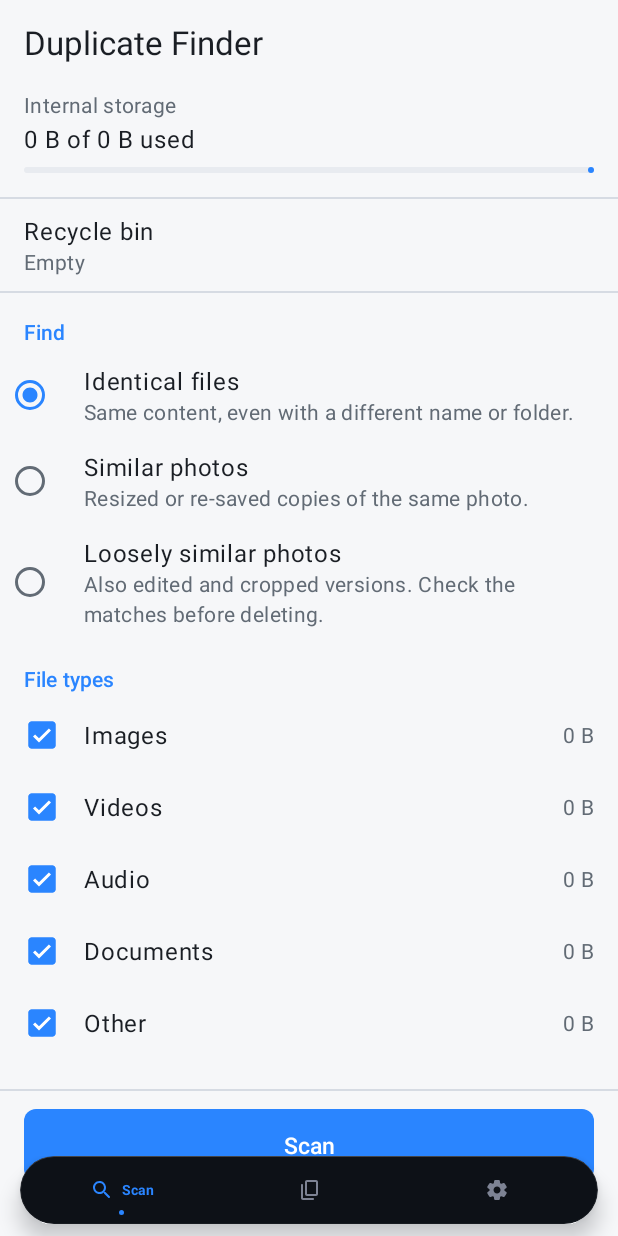
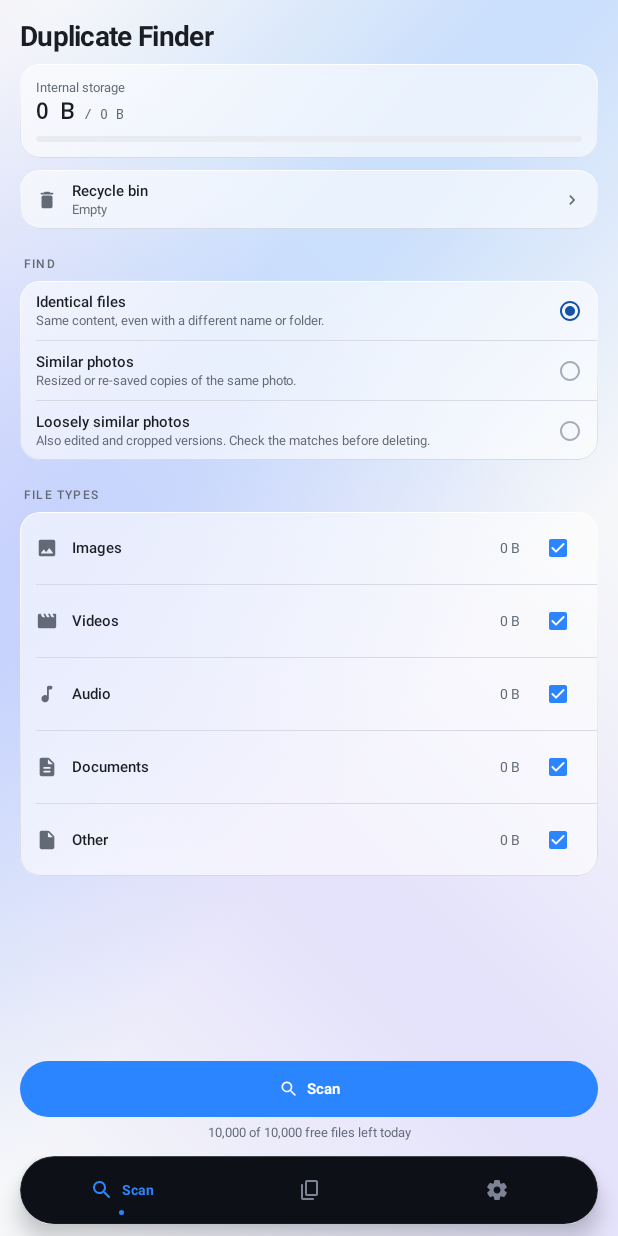
Before and after one commit to madhavraj840/Duplicate-file-finder-app-code, an Android app built with Jetpack Compose: the screen it shows after launch (MainActivity), on a phone screen of 412 x 824 dp. Run offline under Robolectric (Android 15) with nearby library versions, the phone set to English and light mode, and no system bars; 2 statements that could not run were skipped.

Commit message:
feat(ui): Home in Compose
Co-Authored-By: Claude Opus 5.5 <noreply@anthropic.com>

```diff
--- a/app/src/main/java/com/bunkwise/duplicatefilefinder/presentation/common/CategoryUi.kt
+++ b/app/src/main/java/com/bunkwise/duplicatefilefinder/presentation/common/CategoryUi.kt
@@ -4,6 +4,8 @@ import androidx.annotation.DrawableRes
 import androidx.annotation.StringRes
 import com.bunkwise.duplicatefilefinder.R
 import com.bunkwise.duplicatefilefinder.core.domain.model.FileCategory
+import com.bunkwise.duplicatefilefinder.ui.icons.AppIcons
+import androidx.compose.ui.graphics.vector.ImageVector
 
 /** Central mapping of file type -> icon/label so every screen names types the same way. */
 object CategoryUi {
@@ -16,6 +18,15 @@ object CategoryUi {
         FileCategory.AUDIO -> R.drawable.ic_audio
         FileCategory.DOCUMENTS, FileCategory.ALL -> R.drawable.ic_doc
         FileCategory.OTHER -> R.drawable.ic_other
+    }
+
+    /** The Compose icon for a type (same mapping as [icon]). */
+    fun vector(category: FileCategory): ImageVector = when (category) {
+        FileCategory.IMAGES -> AppIcons.Image
+        FileCategory.VIDEOS -> AppIcons.Video
+        FileCategory.AUDIO -> AppIcons.Audio
+        FileCategory.DOCUMENTS, FileCategory.ALL -> AppIcons.Document
+        FileCategory.OTHER -> AppIcons.OtherFile
     }
 
     @StringRes
--- a/app/src/main/java/com/bunkwise/duplicatefilefinder/presentation/home/HomeFragment.kt
+++ b/app/src/main/java/com/bunkwise/duplicatefilefinder/presentation/home/HomeFragment.kt
@@ -7,17 +7,17 @@ import android.net.Uri
 import android.os.Build
 import android.os.Bundle
 import android.provider.Settings
-import android.text.format.DateUtils
 import android.view.LayoutInflater
 import android.view.View
 import android.view.ViewGroup
-import android.widget.CheckBox
-import android.widget.RadioButton
 import android.widget.Toast
 import androidx.activity.result.contract.ActivityResultContracts
-import androidx.core.content.ContextCompat
-import androidx.core.view.isVisible
+import androidx.compose.runtime.getValue
+import androidx.compose.runtime.mutableStateOf
+import androidx.compose.runtime.setValue
 import androidx.fragment.app.Fragment
+import androidx.lifecycle.compose.collectAsStateWithLifecycle
+import com.bunkwise.duplicatefilefinder.ui.composeScreen
 import androidx.fragment.app.viewModels
 import androidx.lifecycle.Lifecycle
 import androidx.lifecycle.lifecycleScope
@@ -28,33 +28,17 @@ import com.bunkwise.duplicatefilefinder.R
 import com.bunkwise.duplicatefilefinder.appContainer
 import com.bunkwise.duplicatefilefinder.core.common.Formatters
 import com.bunkwise.duplicatefilefinder.core.domain.model.FileCategory
-import com.bunkwise.duplicatefilefinder.core.domain.model.ScanMode
-import com.bunkwise.duplicatefilefinder.databinding.FragmentHomeBinding
-import com.bunkwise.duplicatefilefinder.databinding.ItemCheckRowBinding
-import com.bunkwise.duplicatefilefinder.databinding.ItemRadioRowBinding
-import com.bunkwise.duplicatefilefinder.presentation.common.CategoryUi
 import com.bunkwise.duplicatefilefinder.presentation.common.Permissions
-import com.bunkwise.duplicatefilefinder.presentation.common.announceAsCheckable
 import com.bunkwise.duplicatefilefinder.service.ScanForegroundService
 import com.google.android.material.dialog.MaterialAlertDialogBuilder
 import kotlinx.coroutines.launch
 
 class HomeFragment : Fragment() {
 
-    private var _binding: FragmentHomeBinding? = null
-    private val binding get() = _binding!!
-
     private val viewModel: HomeViewModel by viewModels { requireContext().appContainer.viewModelFactory }
 
-    private val modeRows = mutableMapOf<ScanMode, ItemRadioRowBinding>()
-    private val typeRows = mutableMapOf<FileCategory, ItemCheckRowBinding>()
-
-    /** VERY_SIMILAR stays in the engine (old saved results use it) but isn't offered. */
-    private val modes = listOf(
-        Triple(ScanMode.EXACT, R.string.mode_exact, R.string.mode_exact_desc),
-        Triple(ScanMode.SIMILAR, R.string.mode_similar, R.string.mode_similar_desc),
-        Triple(ScanMode.DEEP, R.string.mode_deep, R.string.mode_deep_desc)
-    )
+    /** "Don't ask again" was hit: the grant button opens app settings instead. */
+    private var accessDenied by mutableStateOf(false)
 
     private val storagePermLauncher =
         registerForActivityResult(ActivityResultContracts.RequestMultiplePermissions()) { result ->
@@ -73,25 +57,27 @@ class HomeFragment : Fragment() {
             viewModel.pendingScan = null
         }
 
-    override fun onCreateView(inflater: LayoutInflater, container: ViewGroup?, savedInstanceState: Bundle?): View {
-        _binding = FragmentHomeBinding.inflate(inflater, container, false)
-        return binding.root
-    }
+    override fun onCreateView(inflater: LayoutInflater, container: ViewGroup?, savedInstanceState: Bundle?): View =
+        composeScreen {
+            val state by viewModel.state.collectAsStateWithLifecycle()
+            HomeScreen(
+                state = state,
+                accessDenied = accessDenied,
+                onGrant = viewModel::onGrantAccess,
+                onMode = viewModel::onModeSelected,
+                onType = { type, checked -> viewModel.onTypeToggled(type, checked) },
+                onScan = viewModel::onStartScan,
+                onOpenRunning = ::openScanScreen,
+                onOpenResults = { (activity as? MainActivity)?.selectTab(R.id.cleanupFragment) },
+                onOpenBin = { findNavController().navigate(R.id.recycleBinFragment) },
+                onPremium = { findNavController().navigate(R.id.premiumFragment) },
+            )
+        }
 
     override fun onViewCreated(view: View, savedInstanceState: Bundle?) {
-        buildModeRows()
-        buildTypeRows()
-
-        binding.startScanButton.setOnClickListener { viewModel.onStartScan() }
-        binding.grantButton.setOnClickListener { viewModel.onGrantAccess() }
-        binding.runningRow.setOnClickListener { openScanScreen() }
-        binding.lastScanRow.setOnClickListener { (activity as? MainActivity)?.selectTab(R.id.cleanupFragment) }
-        binding.binRow.setOnClickListener { findNavController().navigate(R.id.recycleBinFragment) }
-
         viewLifecycleOwner.lifecycleScope.launch {
             viewLifecycleOwner.repeatOnLifecycle(Lifecycle.State.STARTED) {
-                launch { viewModel.state.collect(::render) }
-                launch { viewModel.events.collect(::handleEvent) }
+                viewModel.events.collect(::handleEvent)
             }
         }
     }
@@ -100,87 +86,6 @@ class HomeFragment : Fragment() {
         super.onResume()
         viewModel.refresh() // permission may have changed in system settings
         renderAccessDenied()
-    }
-
-    private fun buildModeRows() {
-        for ((mode, title, desc) in modes) {
-            val row = ItemRadioRowBinding.inflate(layoutInflater, binding.modeContainer, false)
-            row.title.setText(title)
-            row.desc.setText(desc)
-            row.root.setOnClickListener { viewModel.onModeSelected(mode) }
-            binding.modeContainer.addView(row.root)
-            modeRows[mode] = row
-        }
-    }
-
-    private fun buildTypeRows() {
-        for (type in HomeViewModel.SCAN_TYPES) {
-            val row = ItemCheckRowBinding.inflate(layoutInflater, binding.typeContainer, false)
-            row.title.setText(CategoryUi.label(type))
-            row.root.setOnClickListener { viewModel.onTypeToggled(type, !row.check.isChecked) }
-            binding.typeContainer.addView(row.root)
-            typeRows[type] = row
-        }
-    }
-
-    private fun render(state: HomeViewModel.HomeState) {
-        state.storage?.let { s ->
-            binding.storageUsage.text = getString(R.string.storage_used, Formatters.bytes(s.usedBytes), Formatters.bytes(s.totalBytes))
-            binding.storageBar.progress = s.usedPercent
-            // Warning color only when space is actually tight.
-            binding.storageBar.setIndicatorColor(
-                ContextCompat.getColor(requireContext(), if (s.usedPercent >= 90) R.color.warning else R.color.primary)
-            )
-        }
-
-        binding.accessBlock.isVisible = !state.hasPermission
-        binding.optionsBlock.isVisible = state.hasPermission
-        binding.bottomBar.isVisible = state.hasPermission
-        binding.bottomDivider.isVisible = state.hasPermission
-
-        val running = state.runningPercent
-        binding.runningRow.isVisible = running != null
-        if (running != null) binding.runningText.text = getString(R.string.scan_running, running)
-
-        val result = state.lastResult
-        binding.lastScanRow.isVisible = result != null && running == null
-        if (result != null) {
-            val ago = DateUtils.getRelativeTimeSpanString(
-                result.finishedAtMs, System.currentTimeMillis(), DateUtils.MINUTE_IN_MILLIS
-            ).toString()
-            binding.lastScanText.text = if (result.groupCount == 0) getString(R.string.last_scan_clean, ago)
-            else getString(
-                R.string.last_scan_summary,
-                Formatters.bytes(result.wastedBytes), Formatters.count(result.groupCount), ago
-            )
-        }
-
-        binding.binText.text = if (state.bin.isEmpty()) getString(R.string.bin_row_empty)
-        else resources.getQuantityString(
-            R.plurals.bin_row_summary, state.bin.size, state.bin.size, Formatters.bytes(state.bin.sumOf { it.sizeBytes })
-        )
-
-        for ((mode, row) in modeRows) {
-            val checked = mode == state.selectedMode
-            row.radio.isChecked = checked
-            row.root.announceAsCheckable(RadioButton::class.java.name, checked)
-        }
-        for ((type, row) in typeRows) {
-            val checked = type in state.selectedTypes
-            row.check.isChecked = checked
-            row.root.announceAsCheckable(CheckBox::class.java.name, checked)
-            row.value.text = state.sizeByCategory[type]?.let(Formatters::bytes) ?: ""
-        }
-
-        val canScan = state.selectedTypes.isNotEmpty() && running == null
-        binding.startScanButton.isEnabled = canScan
-        val q = state.quota
-        binding.quotaCaption.isVisible = state.selectedTypes.isEmpty() || (q != null && !q.isPremium)
-        binding.quotaCaption.text = when {
-            state.selectedTypes.isEmpty() -> getString(R.string.types_none)
-            q != null -> getString(R.string.quota_left, Formatters.count(q.remaining), Formatters.count(q.limit + q.bonus))
-            else -> ""
-        }
     }
 
     private fun handleEvent(event: HomeViewModel.HomeEvent) {
@@ -239,9 +144,7 @@ class HomeFragment : Fragment() {
             Permissions.storagePermissions().none { shouldShowRequestPermissionRationale(it) }
 
     private fun renderAccessDenied() {
-        val denied = permanentlyDenied()
-        binding.accessDenied.isVisible = denied
-        binding.grantButton.setText(if (denied) R.string.open_settings else R.string.access_allow)
+        accessDenied = permanentlyDenied()
     }
 
     private fun requestStorageAccess() {
@@ -311,13 +214,6 @@ class HomeFragment : Fragment() {
         )
     }
 
-    override fun onDestroyView() {
-        _binding = null
-        modeRows.clear()
-        typeRows.clear()
-        super.onDestroyView()
-    }
-
     private companion object {
         const val PREFS = "ui_prefs"
         const val KEY_ASKED = "storage_permission_asked"
--- /dev/null
+++ b/app/src/main/java/com/bunkwise/duplicatefilefinder/presentation/home/HomeScreen.kt
@@ -0,0 +1,242 @@
+package com.bunkwise.duplicatefilefinder.presentation.home
+
+import android.text.format.DateUtils
+import androidx.compose.foundation.background
+import androidx.compose.foundation.layout.Arrangement
+import androidx.compose.foundation.layout.Box
+import androidx.compose.foundation.layout.Column
+import androidx.compose.foundation.layout.Row
+import androidx.compose.foundation.layout.Spacer
+import androidx.compose.foundation.layout.fillMaxSize
+import androidx.compose.foundation.layout.fillMaxWidth
+import androidx.compose.foundation.layout.height
+import androidx.compose.foundation.layout.padding
+import androidx.compose.foundation.rememberScrollState
+import androidx.compose.foundation.verticalScroll
+import androidx.compose.material3.Icon
+import androidx.compose.material3.LinearProgressIndicator
+import androidx.compose.material3.MaterialTheme
+import androidx.compose.material3.Text
+import androidx.compose.runtime.Composable
+import androidx.compose.ui.Alignment
+import androidx.compose.ui.Modifier
+import androidx.compose.ui.draw.clip
+import androidx.compose.ui.res.pluralStringResource
+import androidx.compose.ui.res.stringResource
+import androidx.compose.ui.semantics.Role
+import androidx.compose.ui.text.font.FontWeight
+import androidx.compose.ui.unit.dp
+import com.bunkwise.duplicatefilefinder.R
+import com.bunkwise.duplicatefilefinder.core.common.Formatters
+import com.bunkwise.duplicatefilefinder.core.domain.model.FileCategory
+import com.bunkwise.duplicatefilefinder.core.domain.model.ScanMode
+import com.bunkwise.duplicatefilefinder.presentation.common.CategoryUi
+import com.bunkwise.duplicatefilefinder.ui.AppCard
+import com.bunkwise.duplicatefilefinder.ui.BottomNavClearance
+import com.bunkwise.duplicatefilefinder.ui.Df
+import com.bunkwise.duplicatefilefinder.ui.DfCheckbox
+import com.bunkwise.duplicatefilefinder.ui.InfoNote
+import com.bunkwise.duplicatefilefinder.ui.ListRow
+import com.bunkwise.duplicatefilefinder.ui.Mono
+import com.bunkwise.duplicatefilefinder.ui.PrimaryButton
+import com.bunkwise.duplicatefilefinder.ui.ProHeaderBadge
+import com.bunkwise.duplicatefilefinder.ui.Radius
+import com.bunkwise.duplicatefilefinder.ui.RowCard
+import com.bunkwise.duplicatefilefinder.ui.RowDivider
+import com.bunkwise.duplicatefilefinder.ui.ScreenHeader
+import com.bunkwise.duplicatefilefinder.ui.SectionLabel
+import com.bunkwise.duplicatefilefinder.ui.SelectableRow
+import com.bunkwise.duplicatefilefinder.ui.Spacing
+import com.bunkwise.duplicatefilefinder.ui.TonalButton
+import com.bunkwise.duplicatefilefinder.ui.glassBackdrop
+import com.bunkwise.duplicatefilefinder.ui.icons.AppIcons
+
+/** VERY_SIMILAR stays in the engine (old saved results use it) but isn't offered. */
+private val Modes = listOf(
+    Triple(ScanMode.EXACT, R.string.mode_exact, R.string.mode_exact_desc),
+    Triple(ScanMode.SIMILAR, R.string.mode_similar, R.string.mode_similar_desc),
+    Triple(ScanMode.DEEP, R.string.mode_deep, R.string.mode_deep_desc),
+)
+
+@Composable
+fun HomeScreen(
+    state: HomeViewModel.HomeState,
+    accessDenied: Boolean,
+    onGrant: () -> Unit,
+    onMode: (ScanMode) -> Unit,
+    onType: (FileCategory, Boolean) -> Unit,
+    onScan: () -> Unit,
+    onOpenRunning: () -> Unit,
+    onOpenResults: () -> Unit,
+    onOpenBin: () -> Unit,
+    onPremium: () -> Unit,
+) {
+    val n = Df.c
+    Box(Modifier.fillMaxSize().glassBackdrop()) {
+        Column(Modifier.fillMaxSize()) {
+            ScreenHeader(stringResource(R.string.app_name), onBack = null) {
+                ProHeaderBadge(isPremium = state.quota?.isPremium == true, onClick = onPremium)
+            }
+            Column(
+                Modifier
+                    .weight(1f)
+                    .verticalScroll(rememberScrollState())
+                    .padding(horizontal = Spacing.gutter),
+            ) {
+                StorageCard(state)
+                Spacer(Modifier.height(Spacing.md))
+                RowCard {
+                    val running = state.runningPercent
+                    val result = state.lastResult
+                    if (running != null) {
+                        ListRow(
+                            label = stringResource(R.string.scan_running, running),
+                            icon = AppIcons.NavScan,
+                            labelColor = n.acInk,
+                            onClick = onOpenRunning,
+                        )
+                        RowDivider()
+                    } else if (result != null) {
+                        val ago = DateUtils.getRelativeTimeSpanString(
+                            result.finishedAtMs, System.currentTimeMillis(), DateUtils.MINUTE_IN_MILLIS,
+                        ).toString()
+                        ListRow(
+                            label = stringResource(R.string.last_scan),
+                            caption = if (result.groupCount == 0) stringResource(R.string.last_scan_clean, ago)
+                            else stringResource(
+                                R.string.last_scan_summary,
+                                Formatters.bytes(result.wastedBytes), Formatters.count(result.groupCount), ago,
+                            ),
+                            icon = AppIcons.NavDuplicates,
+                            onClick = onOpenResults,
+                        )
+                        RowDivider()
+                    }
+                    ListRow(
+                        label = stringResource(R.string.recycle_bin),
+                        caption = if (state.bin.isEmpty()) stringResource(R.string.bin_row_empty)
+                        else pluralStringResource(
+                            R.plurals.bin_row_summary, state.bin.size, state.bin.size,
+                            Formatters.bytes(state.bin.sumOf { it.sizeBytes }),
+                        ),
+                        icon = AppIcons.Bin,
+                        onClick = onOpenBin,
+                    )
+                }
+
+                if (!state.hasPermission) {
+                    SectionLabel(stringResource(R.string.access_title))
+                    AppCard {
+                        Text(stringResource(R.string.access_body), style = MaterialTheme.typography.bodyMedium, color = n.mu)
+                        if (accessDenied) {
+                            Spacer(Modifier.height(Spacing.md))
+                            InfoNote(AppIcons.Warning, stringResource(R.string.access_denied))
+                        }
+                        Spacer(Modifier.height(Spacing.lg))
+                        PrimaryButton(
+                            stringResource(if (accessDenied) R.string.open_settings else R.string.access_allow),
+                            onClick = onGrant,
+                            modifier = Modifier.fillMaxWidth(),
+                        )
+                    }
+                } else {
+                    SectionLabel(stringResource(R.string.section_find))
+                    RowCard {
+                        Modes.forEachIndexed { i, (mode, title, desc) ->
+                            if (i > 0) RowDivider()
+                            SelectableRow(
+                                label = stringResource(title),
+                                caption = stringResource(desc),
+                                selected = mode == state.selectedMode,
+                                onSelect = { onMode(mode) },
+                            )
+                        }
+                    }
+                    SectionLabel(stringResource(R.string.section_types))
+                    RowCard {
+                        HomeViewModel.SCAN_TYPES.forEachIndexed { i, type ->
+                            if (i > 0) RowDivider()
+                            val checked = type in state.selectedTypes
+                            ListRow(
+                                label = stringResource(CategoryUi.label(type)),
+                                icon = CategoryUi.vector(type),
+                                value = state.sizeByCategory[type]?.let(Formatters::bytes),
+                                onClick = { onType(type, !checked) },
+                                trailing = { DfCheckbox(checked, { onType(type, it) }) },
+                            )
+                        }
+                    }
+                }
+                Spacer(Modifier.height(Spacing.xl))
+            }
+
+            if (state.hasPermission) {
+                val q = state.quota
+                Column(
+                    Modifier
+                        .fillMaxWidth()
+                        .padding(horizontal = Spacing.gutter)
+                        .padding(top = Spacing.sm, bottom = BottomNavClearance),
+                    horizontalAlignment = Alignment.CenterHorizontally,
+                ) {
+                    val caption = when {
+                        state.selectedTypes.isEmpty() -> stringResource(R.string.types_none)
+                        q != null && !q.isPremium -> stringResource(
+                            R.string.quota_left, Formatters.count(q.remaining), Formatters.count(q.limit + q.bonus),
+                        )
+                        else -> null
+                    }
+                    PrimaryButton(
+                        stringResource(R.string.scan),
+                        onClick = onScan,
+                        enabled = state.selectedTypes.isNotEmpty() && state.runningPercent == null,
+                        icon = AppIcons.NavScan,
+                        modifier = Modifier.fillMaxWidth(),
+                    )
+                    if (caption != null) {
+                        Text(
+                            caption,
+                            style = MaterialTheme.typography.bodySmall,
+                            color = n.mu,
+                            modifier = Modifier.padding(top = Spacing.sm),
+                        )
+                    }
+                }
+            } else {
+                Spacer(Modifier.height(BottomNavClearance))
+            }
+        }
+    }
+}
+
+@Composable
+private fun StorageCard(state: HomeViewModel.HomeState) {
+    val n = Df.c
+    val s = state.storage ?: return
+    AppCard {
+        Text(stringResource(R.string.storage_label), style = MaterialTheme.typography.bodySmall, color = n.mu)
+        Spacer(Modifier.height(Spacing.xs))
+        Row(verticalAlignment = Alignment.Bottom) {
+            Text(
+                Formatters.bytes(s.usedBytes),
+                style = MaterialTheme.typography.headlineSmall.copy(fontFamily = Mono),
+                color = n.tx,
+            )
+            Text(
+                " / " + Formatters.bytes(s.totalBytes),
+                style = MaterialTheme.typography.bodyMedium.copy(fontFamily = Mono),
+                color = n.mu,
+                modifier = Modifier.padding(bottom = Spacing.xxs),
+            )
+        }
+        Spacer(Modifier.height(Spacing.md))
+        LinearProgressIndicator(
+            progress = { s.usedPercent / 100f },
+            color = if (s.usedPercent >= 90) n.offer else n.ac,
+            trackColor = n.s2,
+            drawStopIndicator = {},
+            gapSize = 0.dp,
+            modifier = Modifier.fillMaxWidth().height(6.dp).clip(Radius.pill),
+        )
+    }
+}
--- /dev/null
+++ b/app/src/main/java/com/bunkwise/duplicatefilefinder/ui/FragmentCompose.kt
@@ -0,0 +1,14 @@
+package com.bunkwise.duplicatefilefinder.ui
+
+import android.view.View
+import androidx.compose.runtime.Composable
+import androidx.compose.ui.platform.ComposeView
+import androidx.compose.ui.platform.ViewCompositionStrategy
+import androidx.fragment.app.Fragment
+
+/** A Fragment's whole UI as one Compose screen inside [DfTheme]. Call from onCreateView. */
+fun Fragment.composeScreen(content: @Composable () -> Unit): View =
+    ComposeView(requireContext()).apply {
+        setViewCompositionStrategy(ViewCompositionStrategy.DisposeOnViewTreeLifecycleDestroyed)
+        setContent { DfTheme(content) }
+    }
```
